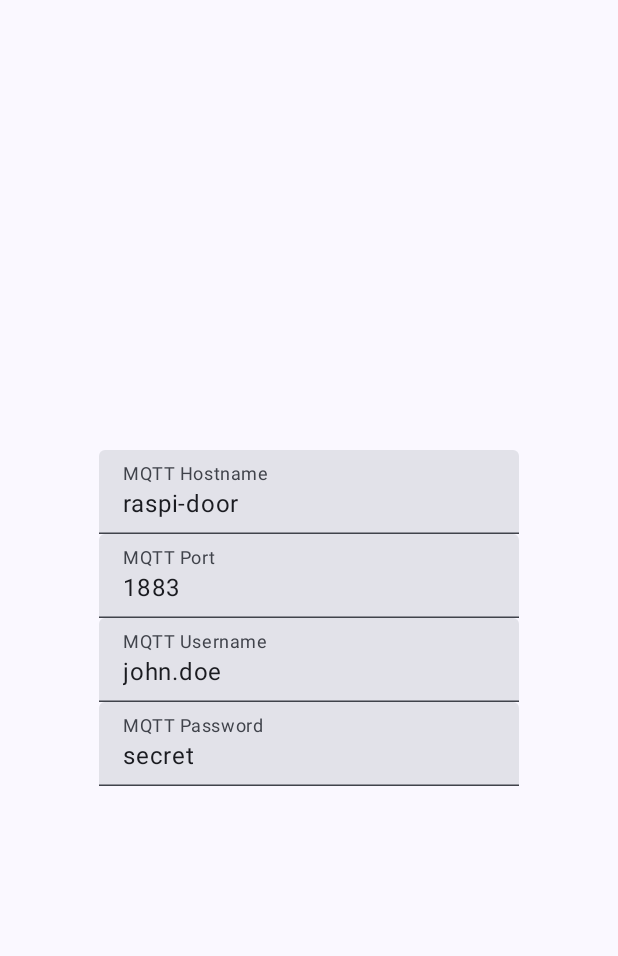
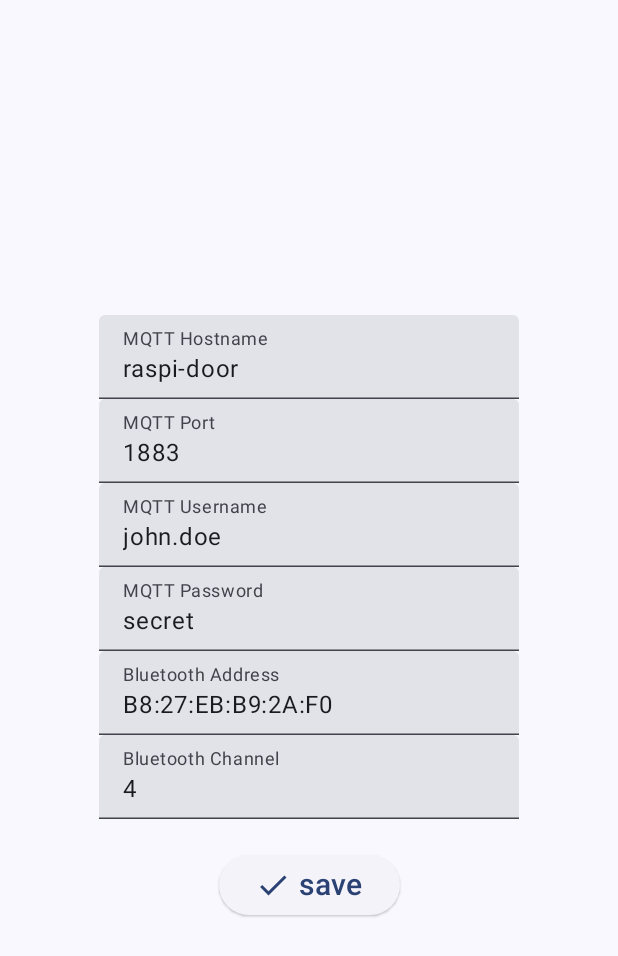
Before and after one commit to michelm/nuki-sesami-app, an Android app built with Jetpack Compose: the composable SettingsView shown on its own in the app's theme, on a phone screen of 412 x 824 dp. Shown: the top 956 px of the screen. Run offline under Robolectric (Android 15) with nearby library versions, the phone set to English and light mode, and no system bars.

Commit message:
Completed settings layout and localization

```diff
--- a/app/src/main/java/com/example/nuki_sesami_app/MainActivity.kt
+++ b/app/src/main/java/com/example/nuki_sesami_app/MainActivity.kt
@@ -12,6 +12,7 @@ import androidx.compose.foundation.layout.Spacer
 import androidx.compose.foundation.layout.fillMaxSize
 import androidx.compose.foundation.layout.padding
 import androidx.compose.material.icons.Icons
+import androidx.compose.material.icons.filled.Check
 import androidx.compose.material.icons.filled.DateRange
 import androidx.compose.material.icons.filled.Home
 import androidx.compose.material.icons.filled.Menu
@@ -340,32 +341,56 @@ fun SettingsView(
         TextField(
             value = "raspi-door",
             onValueChange = { /* handle new text */ },
-            label = { Text("MQTT Hostname") },
+            label = { Text(stringResource(R.string.settings_label_mqtt_hostname)) },
             singleLine = true
         )
 
         TextField(
             value = "1883",
             onValueChange = { /* handle new text */ },
-            label = { Text("MQTT Port") },
+            label = { Text(stringResource(R.string.settings_label_mqtt_port)) },
             singleLine = true
         )
 
         TextField(
             value = "john.doe",
             onValueChange = { /* handle new text */ },
-            label = { Text("MQTT Username") },
+            label = { Text(stringResource(R.string.settings_label_mqtt_username)) },
             singleLine = true
         )
 
         TextField(
             value = "secret",
             onValueChange = { /* handle new text */ },
-            label = { Text("MQTT Password") },
+            label = { Text(stringResource(R.string.settings_label_mqtt_password)) },
             singleLine = true
         )
 
-        // TODO: add application settings
+        TextField(
+            value = "B8:27:EB:B9:2A:F0",
+            onValueChange = { /* handle new text */ },
+            label = { Text(stringResource(R.string.settings_label_bluetooth_address)) },
+            singleLine = true
+        )
+
+        TextField(
+            value = "4",
+            onValueChange = { /* handle new text */ },
+            label = { Text(stringResource(R.string.settings_label_bluetooth_channel)) },
+            singleLine = true
+        )
+
+        Spacer(modifier.padding(10.dp))
+
+        ElevatedButton(
+            onClick = {
+                // TODO: Save settings
+            }
+        ) {
+            Icon(imageVector = Icons.Filled.Check, contentDescription = "Localized Description")
+            Spacer(modifier.padding(end = 5.dp))
+            Text(stringResource(R.string.button_save), fontSize = 20.sp)
+        }
     }
 }
 
--- a/app/src/main/res/values/strings.xml
+++ b/app/src/main/res/values/strings.xml
@@ -33,4 +33,11 @@
     <string name="app_bar_title_detailed_status">Detailed Status</string>
     <string name="app_bar_title_settings">Settings</string>
     <string name="app_bar_title_about">About</string>
+    <string name="button_save">save</string>
+    <string name="settings_label_mqtt_hostname">MQTT Hostname</string>
+    <string name="settings_label_mqtt_port">MQTT Port</string>
+    <string name="settings_label_mqtt_username">MQTT Username</string>
+    <string name="settings_label_mqtt_password">MQTT Password</string>
+    <string name="settings_label_bluetooth_address">Bluetooth Address</string>
+    <string name="settings_label_bluetooth_channel">Bluetooth Channel</string>
 </resources>
```
